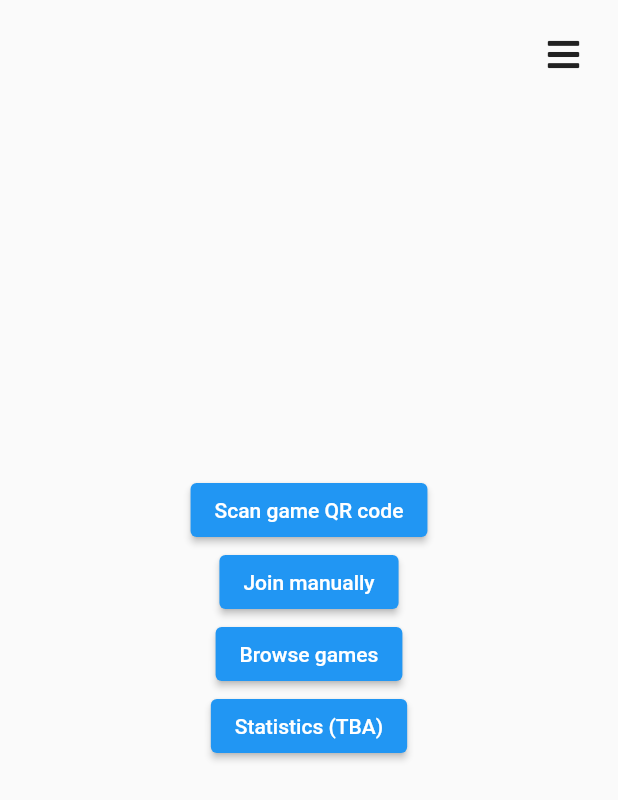
After one commit to pintertamas/shed-mobile, a Flutter app: the screen it shows after launch, after a tap on "Login", on a phone screen of 412 x 824 dp. The commit adds this screen. Shown: the top 800 px of the screen. Run offline on Flutter 3.47's test engine with Material 2 defaults, Android fonts, the phone set to English and light mode, and no system bars; our stand-ins replace font_awesome_flutter; missing offline and left inert: qr_code_scanner, stomp_dart_client.

Commit message:
layout update users can manually join games

```diff
--- a/lib/lobby/screen/join_lobby_screen.dart
+++ /dev/null
@@ -1,60 +0,0 @@
-import 'package:flutter/material.dart';
-import 'package:websocket_mobile/lobby/service/websocket_service.dart';
-
-class JoinLobbyScreen extends StatefulWidget {
-  const JoinLobbyScreen({Key? key, required this.gameId}) : super(key: key);
-  final String gameId;
-
-  static const routeName = '/join-lobby';
-
-  @override
-  _JoinLobbyScreenState createState() => _JoinLobbyScreenState();
-}
-
-class _JoinLobbyScreenState extends State<JoinLobbyScreen> {
-  late WebSocketService _webSocketService;
-
-  WebSocketService get webSocketService => _webSocketService;
-
-  set webSocketService(WebSocketService value) {
-    _webSocketService = value;
-  }
-
-  @override
-  void initState() {
-    webSocketService = WebSocketService();
-    webSocketService.initStompClient(widget.gameId);
-    super.initState();
-  }
-
-  @override
-  Widget build(BuildContext context) {
-    return MaterialApp(
-      home: SafeArea(
-        child: Scaffold(
-          body: Center(
-            child: Column(
-              children: [
-                Text(widget.gameId),
-                ElevatedButton(
-                  onPressed: () {
-                    webSocketService.sendMessage(widget.gameId, "hello");
-                  },
-                  child: Text(
-                    "say hello",
-                  ),
-                ),
-              ],
-            ),
-          ),
-        ),
-      ),
-    );
-  }
-
-  @override
-  void dispose() {
-    webSocketService.deactivate();
-    super.dispose();
-  }
-}
--- /dev/null
+++ b/lib/lobby/screen/lobby_screen.dart
@@ -0,0 +1,70 @@
+import 'package:flutter/material.dart';
+import 'package:websocket_mobile/lobby/service/websocket_service.dart';
+
+class LobbyScreen extends StatefulWidget {
+  const LobbyScreen({Key? key, required this.gameId}) : super(key: key);
+  final String gameId;
+
+  static const routeName = '/lobby';
+
+  @override
+  _LobbyScreenState createState() => _LobbyScreenState();
+}
+
+class _LobbyScreenState extends State<LobbyScreen> {
+  late WebSocketService _webSocketService;
+
+  WebSocketService get webSocketService => _webSocketService;
+
+  set webSocketService(WebSocketService value) {
+    _webSocketService = value;
+  }
+
+  @override
+  void initState() {
+    webSocketService = WebSocketService();
+    webSocketService.initStompClient(widget.gameId);
+    super.initState();
+  }
+
+  @override
+  Widget build(BuildContext context) {
+    return FutureBuilder(
+      future: webSocketService.isConnected(),
+      builder: (BuildContext context, AsyncSnapshot<bool> snapshot) {
+        if (snapshot.connectionState != ConnectionState.done) {
+          print("loading");
+          return Center(child: Text("Loading"));
+        } else {
+          return MaterialApp(
+            home: SafeArea(
+              child: Scaffold(
+                body: Center(
+                  child: Column(
+                    children: [
+                      Text(widget.gameId),
+                      ElevatedButton(
+                        onPressed: () {
+                          webSocketService.sendMessage(widget.gameId, "hello");
+                        },
+                        child: Text(
+                          "say hello",
+                        ),
+                      ),
+                    ],
+                  ),
+                ),
+              ),
+            ),
+          );
+        }
+      },
+    );
+  }
+
+  @override
+  void dispose() {
+    webSocketService.deactivate();
+    super.dispose();
+  }
+}
--- a/lib/lobby/service/websocket_service.dart
+++ b/lib/lobby/service/websocket_service.dart
@@ -35,6 +35,10 @@ class WebSocketService {
     );
 
     _activate();
+  }
+
+  Future<bool> isConnected() async {
+    return await stompClient.connected;
   }
 
   void _activate() {
--- a/lib/login/screen/login_screen.dart
+++ b/lib/login/screen/login_screen.dart
@@ -1,5 +1,6 @@
 import 'package:flutter/material.dart';
 import 'package:websocket_mobile/lobby/screen/scan_game_id_screen.dart';
+import 'package:websocket_mobile/login/screen/welcome_screen.dart';
 import 'package:websocket_mobile/login/widget/custom_text_input.dart';
 
 class LoginScreen extends StatefulWidget {
@@ -18,7 +19,6 @@ class _LoginScreenState extends State<LoginScreen> {
   @override
   Widget build(BuildContext context) {
     double _width = MediaQuery.of(context).size.width;
-    //double _height = MediaQuery.of(context).size.height;
 
     return Scaffold(
       body: Center(
@@ -26,7 +26,7 @@ class _LoginScreenState extends State<LoginScreen> {
           padding: const EdgeInsets.all(50.0),
           child: Container(
             width: _width,
-            color: Colors.grey,
+            color: Colors.white,
             child: Padding(
               padding: const EdgeInsets.all(20.0),
               child: Column(
@@ -54,7 +54,7 @@ class _LoginScreenState extends State<LoginScreen> {
                       print(
                         "Login> username: ${usernameController.text} password: ${passwordController.text}",
                       );
-                        Navigator.pushNamed(context, ScanGameIdScreen.routeName);
+                        Navigator.pushNamed(context, WelcomeScreen.routeName);
                     },
                     child: Text(
                       "Login",
--- /dev/null
+++ b/lib/login/screen/welcome_screen.dart
@@ -0,0 +1,103 @@
+import 'package:flutter/material.dart';
+import 'package:font_awesome_flutter/font_awesome_flutter.dart';
+import 'package:websocket_mobile/login/widget/custom_text_input.dart';
+
+import '../../lobby/model/ScreenArguments.dart';
+import '../../lobby/screen/lobby_screen.dart';
+import '../../lobby/screen/scan_game_id_screen.dart';
+
+class WelcomeScreen extends StatefulWidget {
+  const WelcomeScreen({Key? key}) : super(key: key);
+
+  static const routeName = '/welcome-screen';
+
+  @override
+  State<WelcomeScreen> createState() => _WelcomeScreenState();
+}
+
+class _WelcomeScreenState extends State<WelcomeScreen> {
+  TextEditingController gameIdController = TextEditingController();
+
+  @override
+  Widget build(BuildContext context) {
+    double _settingsIconGap = MediaQuery.of(context).size.height * 0.015;
+    return Scaffold(
+      body: SafeArea(
+        child: Stack(
+          children: [
+            Positioned(
+              top: _settingsIconGap,
+              right: _settingsIconGap,
+              child: IconButton(
+                icon: Icon(FontAwesomeIcons.bars),
+                onPressed: () {
+
+                },
+              ),
+            ),
+            Center(
+              child: Column(
+                mainAxisSize: MainAxisSize.min,
+                children: [
+                  ElevatedButton(
+                    onPressed: () {
+                      Navigator.pushNamed(context, ScanGameIdScreen.routeName);
+                    },
+                    child: Text(
+                      "Scan game QR code",
+                    ),
+                  ),
+                  ElevatedButton(
+                    onPressed: () {
+                      showDialog(
+                        context: context,
+                        builder: (BuildContext context) {
+                          return AlertDialog(
+                            content: Column(
+                              mainAxisSize: MainAxisSize.min,
+                              children: [
+                                Text(
+                                    "Type here the ID that you see under the QR code!"),
+                                CustomTextInput(
+                                  hint: "Game ID",
+                                  controller: gameIdController,
+                                ),
+                                ElevatedButton(
+                                  onPressed: () {
+                                    // TODO: check if gameIdController.text.trim() is a valid game ID
+                                    Navigator.pushReplacementNamed(context, LobbyScreen.routeName,
+                                        arguments: ScreenArguments(gameIdController.text.trim()));
+                                  },
+                                  child: Text("Join"),
+                                ),
+                              ],
+                            ),
+                          );
+                        },
+                      );
+                    },
+                    child: Text(
+                      "Join manually",
+                    ),
+                  ),
+                  ElevatedButton(
+                    onPressed: () {
+                      // TODO
+                    },
+                    child: Text("Browse games"),
+                  ),
+                  ElevatedButton(
+                    onPressed: () {
+                      // TODO
+                    },
+                    child: Text("Statistics (TBA)"),
+                  ),
+                ],
+              ),
+            ),
+          ],
+        ),
+      ),
+    );
+  }
+}
--- a/lib/main.dart
+++ b/lib/main.dart
@@ -3,7 +3,8 @@ import 'dart:io';
 import 'package:flutter/material.dart';
 import 'package:websocket_mobile/lobby/model/ScreenArguments.dart';
 import 'package:websocket_mobile/login/screen/login_screen.dart';
-import 'package:websocket_mobile/lobby/screen/join_lobby_screen.dart';
+import 'package:websocket_mobile/lobby/screen/lobby_screen.dart';
+import 'package:websocket_mobile/login/screen/welcome_screen.dart';
 
 import 'lobby/screen/scan_game_id_screen.dart';
 import 'my_http_override.dart';
@@ -12,19 +13,20 @@ void main() {
   HttpOverrides.global = MyHttpOverrides();
   runApp(
     MaterialApp(
+      debugShowCheckedModeBanner: false,
       initialRoute: LoginScreen.routeName,
       routes: {
         LoginScreen.routeName: (context) => const LoginScreen(),
+        WelcomeScreen.routeName: (context) => const WelcomeScreen(),
         ScanGameIdScreen.routeName: (context) => const ScanGameIdScreen(),
-        //JoinLobbyScreen.routeName: (context) => JoinLobbyScreen(),
       },
       onGenerateRoute: (settings) {
-        if (settings.name == JoinLobbyScreen.routeName) {
+        if (settings.name == LobbyScreen.routeName) {
           final args = settings.arguments as ScreenArguments;
 
           return MaterialPageRoute(
             builder: (context) {
-              return JoinLobbyScreen(
+              return LobbyScreen(
                 gameId: args.gameId,
               );
             },
```
Also changed, not shown: lib/lobby/screen/scan_game_id_screen.dart (+12 -10 lines).
